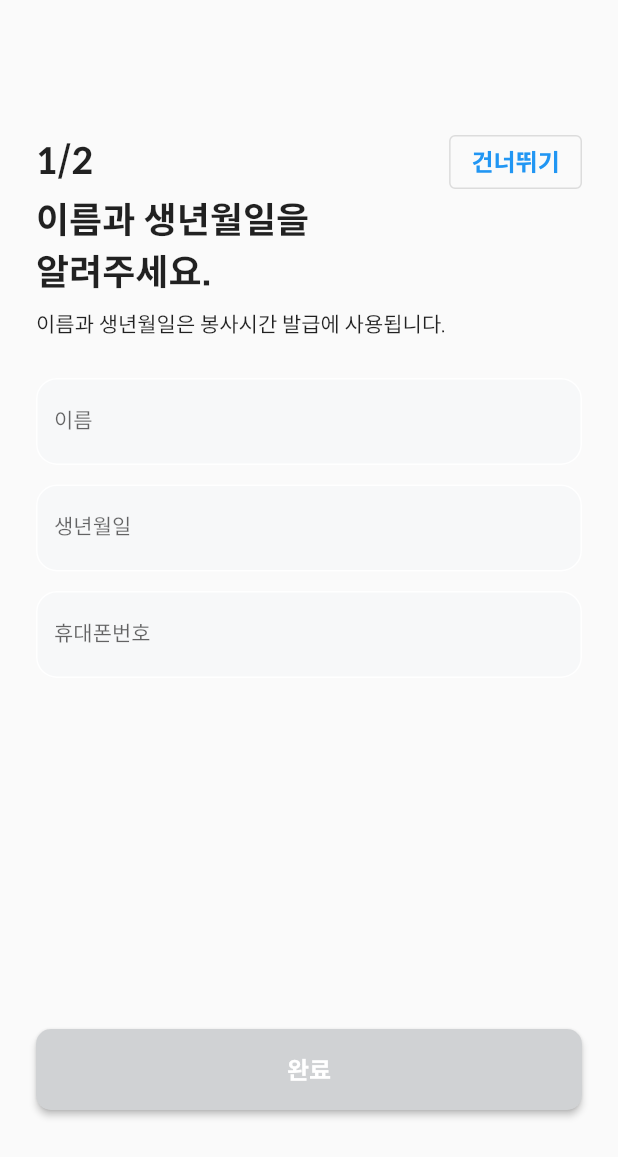
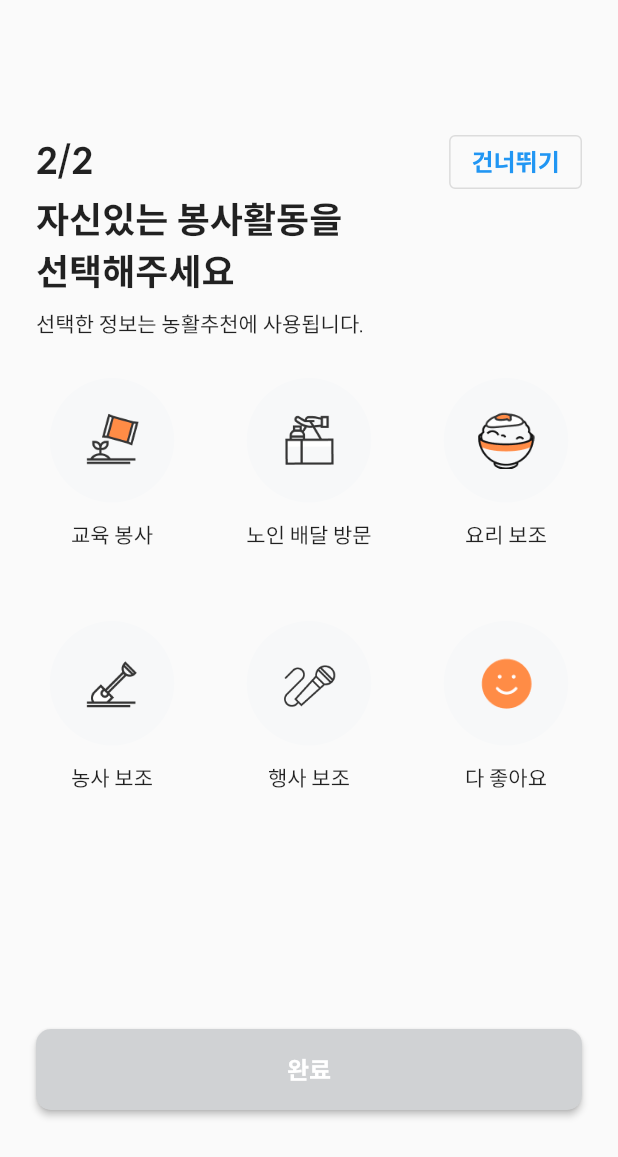
Before and after one commit to SeongYongLee/rurallife_flutter, a Flutter app: the Signup screen opened directly, after a tap on "완료", on a phone screen of 412 x 824 dp. Shown: the top 1157 px of the screen. Run offline on Flutter 3.47's test engine with Material 2 defaults, Android fonts, the phone set to English and light mode, and no system bars.

Commit message:
feat: signup/step_third 컴포넌트 추가, Signup 로직 구현, HomePage init

```diff
--- a/lib/components/common/custom_text_field.dart
+++ b/lib/components/common/custom_text_field.dart
@@ -33,7 +33,9 @@ class _CustomTextFieldState extends State<CustomTextField> {
   @override
   Widget build(BuildContext context) {
     return TextField(
+      textAlign: TextAlign.end,
       decoration: InputDecoration(
+        contentPadding: const EdgeInsets.symmetric(vertical: 30.0),
         filled: true,
         fillColor: _color,
         enabledBorder: OutlineInputBorder(
@@ -41,6 +43,7 @@ class _CustomTextFieldState extends State<CustomTextField> {
           borderRadius: BorderRadius.circular(14),
         ),
         labelText: widget.labelText,
+        labelStyle: Theme.of(context).textTheme.subtitle2,
         hintText: widget.hintText,
         focusedBorder: OutlineInputBorder(
           borderSide: BorderSide(color: Color(0xFFf66e22)),
--- a/lib/components/signup/index.dart
+++ b/lib/components/signup/index.dart
@@ -1,2 +1,3 @@
 export 'step_first.dart';
 export 'step_second.dart';
+export 'step_third.dart';
--- /dev/null
+++ b/lib/components/signup/step_third.dart
@@ -0,0 +1,141 @@
+import 'package:flutter/material.dart';
+import 'package:rurallife_flutter/components/common/bottom_button.dart';
+
+class StepThird extends StatefulWidget {
+  final Function next;
+
+  const StepThird({
+    Key? key,
+    required this.next,
+  }) : super(key: key);
+
+  @override
+  _StepThirdState createState() => _StepThirdState();
+}
+
+class _StepThirdState extends State<StepThird> {
+  List _volunteerSelect = [];
+  bool _disableButton = true;
+  final List _volunteerType = [
+    {"image": "assets/images/volunteer/0.png", "name": "교육 봉사"},
+    {"image": "assets/images/volunteer/1.png", "name": "노인 배달 방문"},
+    {"image": "assets/images/volunteer/2.png", "name": "요리 보조"},
+    {"image": "assets/images/volunteer/3.png", "name": "농사 보조"},
+    {"image": "assets/images/volunteer/4.png", "name": "행사 보조"},
+    {"image": "assets/images/volunteer/5.png", "name": "다 좋아요"},
+  ];
+
+  void _setDisableButton() {
+    setState(() {
+      _disableButton = _volunteerSelect.length == 0;
+    });
+  }
+
+  void _toggleVolunteer(int number) {
+    final index = _volunteerSelect.indexOf(number);
+
+    setState(() {
+      index == -1
+          ? number == _volunteerType.length - 1
+              ? _volunteerSelect = [_volunteerType.length - 1]
+              : _volunteerSelect == [_volunteerType.length - 1]
+                  ? _volunteerSelect = [number]
+                  : _volunteerSelect.add(number)
+          : _volunteerSelect.removeAt(index);
+    });
+
+    _setDisableButton();
+  }
+
+  @override
+  Widget build(BuildContext context) {
+    return Column(
+      mainAxisAlignment: MainAxisAlignment.start,
+      crossAxisAlignment: CrossAxisAlignment.start,
+      children: [
+        Row(
+          mainAxisAlignment: MainAxisAlignment.spaceBetween,
+          children: [
+            Text(
+              '2/2',
+              style: Theme.of(context).textTheme.headline5,
+            ),
+            OutlinedButton(
+              onPressed: () {
+                print('건너뛰기');
+              },
+              child: Text(
+                '건너뛰기',
+              ),
+            )
+          ],
+        ),
+        Text(
+          '자신있는 봉사활동을',
+          style: Theme.of(context).textTheme.headline5,
+        ),
+        SizedBox(height: 5),
+        Text(
+          '선택해주세요',
+          style: Theme.of(context).textTheme.headline5,
+        ),
+        SizedBox(height: 10),
+        Text(
+          '선택한 정보는 농활추천에 사용됩니다.',
+          style: Theme.of(context).textTheme.subtitle1,
+        ),
+        SizedBox(height: 27),
+        Expanded(
+          child: GridView.builder(
+            itemCount: _volunteerType.length,
+            gridDelegate: SliverGridDelegateWithFixedCrossAxisCount(
+              crossAxisCount: 3,
+              childAspectRatio: 1 / 1.5,
+              mainAxisSpacing: 10,
+              crossAxisSpacing: 30,
+            ),
+            itemBuilder: (BuildContext context, int index) {
+              return GestureDetector(
+                onTap: () {
+                  _toggleVolunteer(index);
+                },
+                child: Column(
+                  children: [
+                    Container(
+                      width: 83,
+                      height: 83,
+                      alignment: Alignment.center,
+                      decoration: _volunteerSelect.indexOf(index) != -1
+                          ? BoxDecoration(
+                              border: Border.all(color: Color(0xFFf76e22)),
+                              shape: BoxShape.circle,
+                            )
+                          : BoxDecoration(
+                              color: Color(0xfff7f8f9),
+                              shape: BoxShape.circle,
+                            ),
+                      child: Image.asset(
+                        _volunteerType[index]["image"],
+                        width: 38,
+                        height: 38,
+                      ),
+                    ),
+                    SizedBox(height: 13.0),
+                    Text(
+                      _volunteerType[index]["name"],
+                      style: Theme.of(context).textTheme.subtitle1,
+                    ),
+                  ],
+                ),
+              );
+            },
+          ),
+        ),
+        BottomButton(
+          click: widget.next,
+          disableButton: _disableButton,
+        ),
+      ],
+    );
+  }
+}
--- a/lib/pages/index.dart
+++ b/lib/pages/index.dart
@@ -1,2 +1,3 @@
 export 'signup.dart';
 export 'splash.dart';
+export 'home.dart';
--- a/lib/pages/signup.dart
+++ b/lib/pages/signup.dart
@@ -1,6 +1,8 @@
 import 'package:flutter/material.dart';
+import 'package:provider/provider.dart';
 import 'package:rurallife_flutter/components/signup/index.dart';
 import 'package:rurallife_flutter/router/index.dart';
+import 'package:rurallife_flutter/state/app.dart';
 
 class Signup extends StatefulWidget {
   static MaterialPage page() {
@@ -18,18 +20,22 @@ class Signup extends StatefulWidget {
 }
 
 class _SignupState extends State<Signup> {
-  int _step = 0;
+  int _step = 2;
 
-  void _setStepSecond() {
+  void _goSecondStep() {
     setState(() {
       _step = 1;
     });
   }
 
-  void _setStepThird() {
+  void _goThirdStep() {
     setState(() {
       _step = 2;
     });
+  }
+
+  void _onLogin() async {
+    Provider.of<AppStateManager>(context, listen: false).login();
   }
 
   @override
@@ -39,12 +45,14 @@ class _SignupState extends State<Signup> {
         padding: const EdgeInsets.symmetric(vertical: 84.0, horizontal: 24.0),
         child: [
           StepFirst(
-            next: _setStepSecond,
+            next: _goSecondStep,
           ),
           StepSecond(
-            next: _setStepThird,
+            next: _goThirdStep,
           ),
-          Text('third')
+          StepThird(
+            next: _onLogin,
+          ),
         ][_step],
       ),
     );
--- a/lib/state/app.dart
+++ b/lib/state/app.dart
@@ -12,9 +12,11 @@ class MainTab {
 
 class AppStateManager extends ChangeNotifier {
   bool _initialized = false;
+  bool _loggedIn = false;
   int _selectedTab = MainTab.discovery;
 
   bool get isInitialized => _initialized;
+  bool get isLoggedIn => _loggedIn;
   int get getSelectedTab => _selectedTab;
 
   void initializeApp() {
@@ -27,6 +29,11 @@ class AppStateManager extends ChangeNotifier {
     );
   }
 
+  void login() {
+    _loggedIn = true;
+    notifyListeners();
+  }
+
   void goToTab(index) {
     _selectedTab = index;
     notifyListeners();
```
Also changed, not shown: lib/pages/home.dart (added, +31 -0 lines), lib/router/index.dart (+6 -3 lines), pubspec.yaml (+2 -15 lines), assets/images/volunteer/0.png (added), assets/images/volunteer/1.png (added), assets/images/volunteer/2.png (added), assets/images/volunteer/3.png (added), assets/images/volunteer/4.png (added), assets/images/volunteer/5.png (added).
